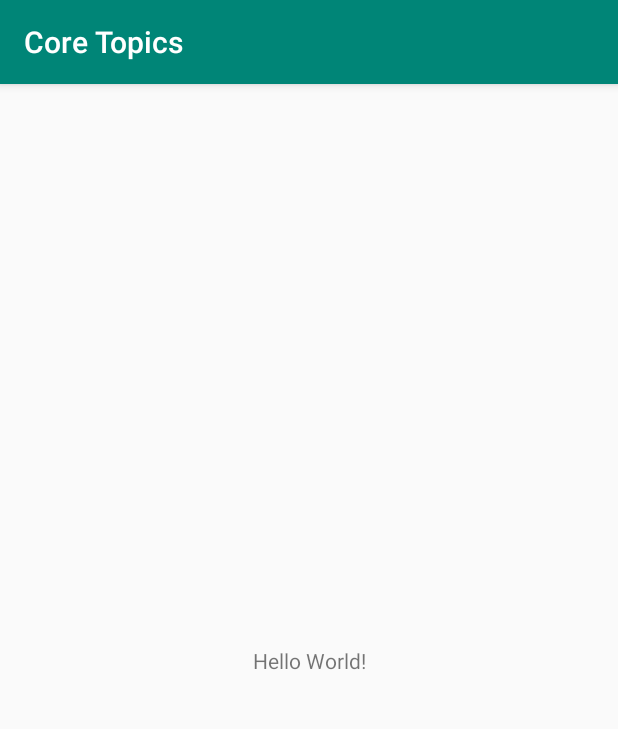
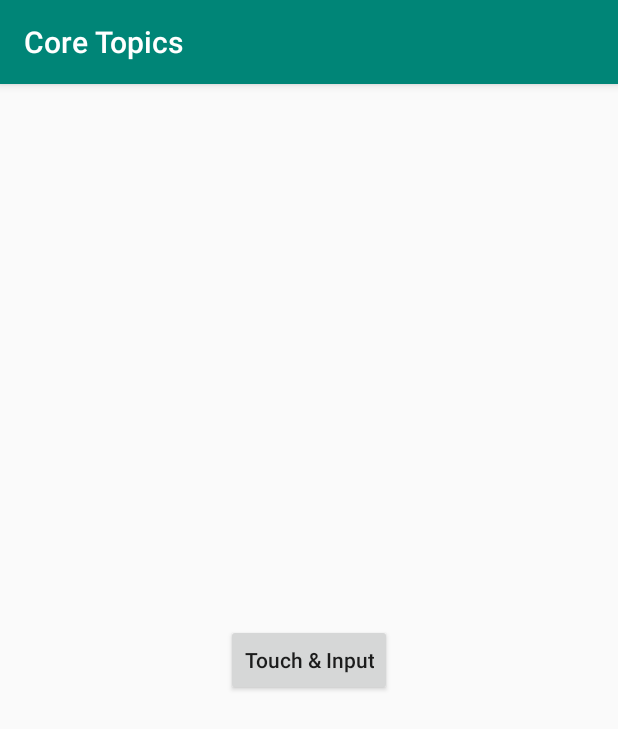
Before and after one commit to minhajnadeem/AndroidCoreTopics, an Android app: the screen it shows after launch (MainActivity), on a phone screen of 412 x 824 dp. Shown: the top 729 px of the screen. Run offline under Robolectric (Android 15) with nearby library versions, the phone set to English and light mode, and no system bars.

Commit message:
implemented touch & input -> input events

```diff
--- a/coretopics/app/build.gradle
+++ b/coretopics/app/build.gradle
@@ -22,6 +22,7 @@ dependencies {
     implementation fileTree(dir: 'libs', include: ['*.jar'])
     implementation 'com.android.support:appcompat-v7:28.0.0'
     implementation 'com.android.support.constraint:constraint-layout:1.1.3'
+    implementation 'com.android.support:support-v4:28.0.0'
     testImplementation 'junit:junit:4.12'
     androidTestImplementation 'com.android.support.test:runner:1.0.2'
     androidTestImplementation 'com.android.support.test.espresso:espresso-core:3.0.2'
--- a/coretopics/app/src/main/AndroidManifest.xml
+++ b/coretopics/app/src/main/AndroidManifest.xml
@@ -16,6 +16,8 @@
                 <category android:name="android.intent.category.LAUNCHER" />
             </intent-filter>
         </activity>
+        <activity android:name=".TouchAndInputActivity"
+            android:label="@string/string_title_touch_and_input"/>
     </application>
 
 </manifest>
--- a/coretopics/app/src/main/java/com/example/minhajnadeem/coretopics/MainActivity.java
+++ b/coretopics/app/src/main/java/com/example/minhajnadeem/coretopics/MainActivity.java
@@ -1,13 +1,23 @@
 package com.example.minhajnadeem.coretopics;
 
+import android.content.Intent;
 import android.support.v7.app.AppCompatActivity;
 import android.os.Bundle;
+import android.view.View;
 
 public class MainActivity extends AppCompatActivity {
+
+    private Intent intent;
 
     @Override
     protected void onCreate(Bundle savedInstanceState) {
         super.onCreate(savedInstanceState);
         setContentView(R.layout.activity_main);
     }
+
+    public void onClickTouchAndInput(View view) {
+
+        intent = new Intent(this,TouchAndInputActivity.class);
+        startActivity(intent);
+    }
 }
--- a/coretopics/app/src/main/res/layout/activity_main.xml
+++ b/coretopics/app/src/main/res/layout/activity_main.xml
@@ -1,18 +1,32 @@
 <?xml version="1.0" encoding="utf-8"?>
-<android.support.constraint.ConstraintLayout xmlns:android="http://schemas.android.com/apk/res/android"
+<RelativeLayout xmlns:android="http://schemas.android.com/apk/res/android"
     xmlns:app="http://schemas.android.com/apk/res-auto"
     xmlns:tools="http://schemas.android.com/tools"
     android:layout_width="match_parent"
     android:layout_height="match_parent"
-    tools:context=".MainActivity">
+    tools:context=".MainActivity"
+    android:padding="@dimen/dimen_default_padding">
 
-    <TextView
-        android:layout_width="wrap_content"
-        android:layout_height="wrap_content"
-        android:text="Hello World!"
-        app:layout_constraintBottom_toBottomOf="parent"
-        app:layout_constraintLeft_toLeftOf="parent"
-        app:layout_constraintRight_toRightOf="parent"
-        app:layout_constraintTop_toTopOf="parent" />
+    <ScrollView
+        android:layout_width="match_parent"
+        android:layout_height="match_parent"
+        android:fillViewport="true">
 
-</android.support.constraint.ConstraintLayout>
+        <LinearLayout
+            android:layout_width="match_parent"
+            android:layout_height="match_parent"
+            android:orientation="vertical"
+            android:gravity="center">
+
+            <Button
+                android:layout_width="wrap_content"
+                android:layout_height="wrap_content"
+                android:text="@string/string_topic_touch_amp_input"
+                android:textAllCaps="false"
+                android:onClick="onClickTouchAndInput"/>
+
+        </LinearLayout>
+
+    </ScrollView>
+
+</RelativeLayout>
--- a/coretopics/app/src/main/res/values/strings.xml
+++ b/coretopics/app/src/main/res/values/strings.xml
@@ -1,3 +1,13 @@
 <resources>
     <string name="app_name">Core Topics</string>
+
+    <!--activity titles-->
+    <string name="string_title_touch_and_input">Touch And Input</string>
+
+    <!--view strings-->
+    <string name="string_topic_touch_amp_input"><![CDATA[Touch & Input]]></string>
+    <!--touch and input activity strings-->
+    <string name="string_sub_topic_input_event">Input Event</string>
+    <string name="string_click_long_click">click/long click</string>
+
 </resources>
```
Also changed, not shown: coretopics/app/src/main/java/com/example/minhajnadeem/coretopics/TouchAndInputActivity.java (added, +34 -0 lines), coretopics/app/src/main/java/com/example/minhajnadeem/coretopics/fragments/touchandinput/InputEventFragment.java (added, +140 -0 lines), coretopics/app/src/main/res/layout/activity_touch_and_input.xml (added, +38 -0 lines), coretopics/app/src/main/res/layout/fragment_input_event.xml (added, +72 -0 lines), coretopics/app/src/main/res/values/dimens.xml (added, +8 -0 lines).
